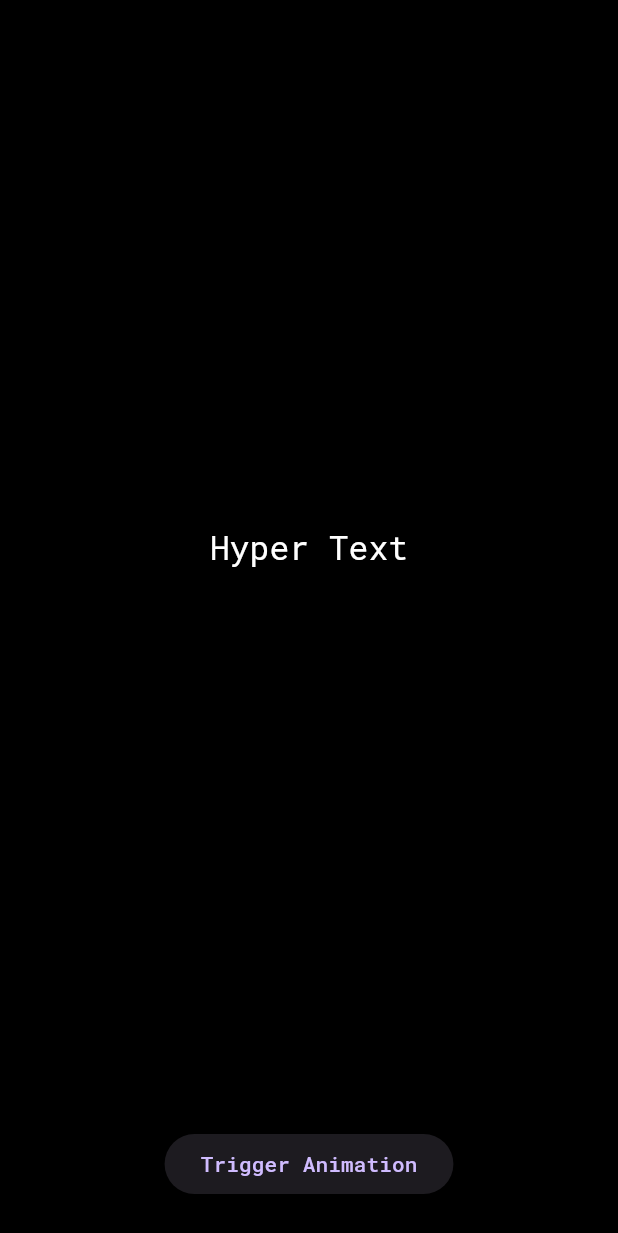
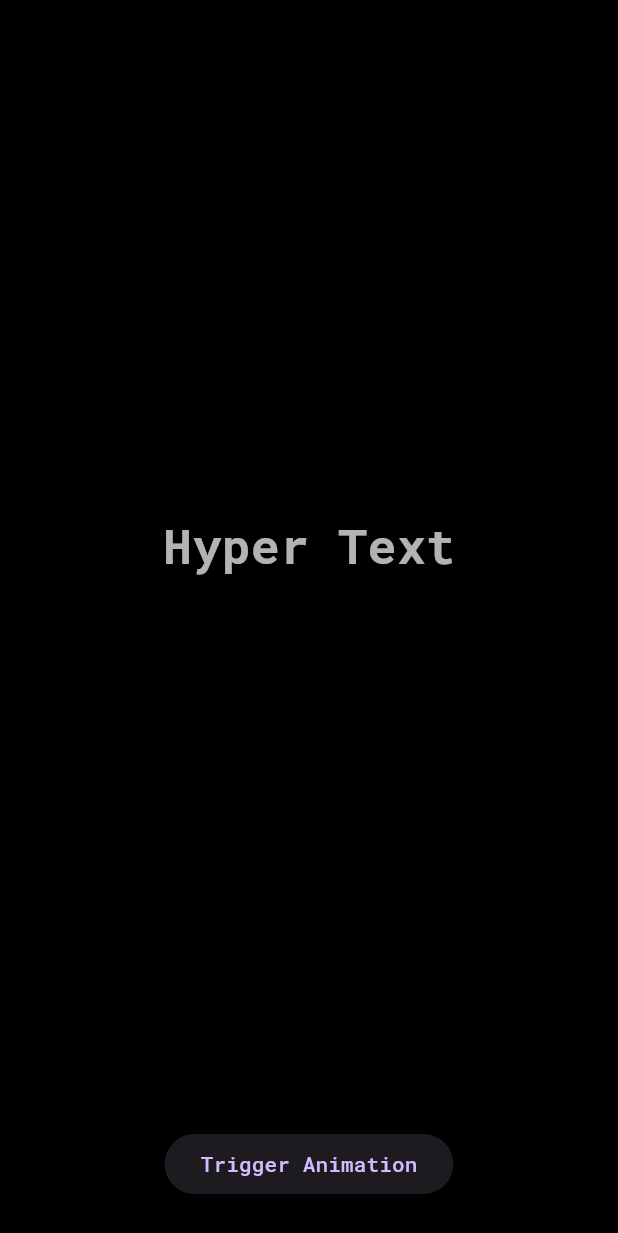
Before and after one commit to flutterfx/flutterfx_widgets, a Flutter app: the HyperTextDemo widget shown alone on an empty page, opened directly, on a phone screen of 412 x 824 dp. Shown: the top 1233 px of the screen. Run offline on Flutter 3.47's test engine with Material 3 defaults, Android fonts, the light colour scheme and no system bars; our stand-ins replace flutter_colorpicker, google_fonts.

Commit message:
Update hyper_text_demo.dart

```diff
--- a/lib/fx_10_hyper_text/hyper_text_demo.dart
+++ b/lib/fx_10_hyper_text/hyper_text_demo.dart
@@ -1,15 +1,23 @@
 import 'dart:async';
 import 'package:flutter/material.dart';
-import 'package:fx_2_folder/fx_10_hyper_text/hyper_text.dart';
+import 'hyper_text.dart';
 
 class HyperTextDemo extends StatefulWidget {
+  const HyperTextDemo({super.key});
+
   @override
   _HyperTextDemoState createState() => _HyperTextDemoState();
 }
 
 class _HyperTextDemoState extends State<HyperTextDemo> {
+  Timer? _resetTimer;
   bool _triggerAnimation = false;
-  Timer? _resetTimer;
+
+  @override
+  void dispose() {
+    _resetTimer?.cancel();
+    super.dispose();
+  }
 
   void _handleAnimationTrigger() {
     setState(() {
@@ -25,12 +33,6 @@ class _HyperTextDemoState extends State<HyperTextDemo> {
         _triggerAnimation = false;
       });
     });
-  }
-
-  @override
-  void dispose() {
-    _resetTimer?.cancel();
-    super.dispose();
   }
 
   @override
@@ -51,7 +53,7 @@ class _HyperTextDemoState extends State<HyperTextDemo> {
                       child: Center(
                         child: HyperText(
                           text: "Hyper Text",
-                          textStyle: TextStyle(
+                          style: TextStyle(
                             fontSize: 32,
                             fontWeight: FontWeight.bold,
                             color: Colors.white70,
```
